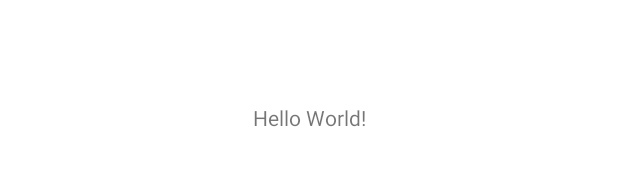
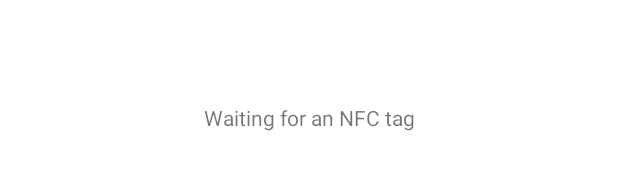
Before and after one commit to hobber89/androidNFCHandler, an Android app: the layout activity_main.xml on its own in the app's theme, with its tools: preview values and no code run, on a phone screen of 412 x 824 dp. Shown: the part 501-671 px from the top of the screen. Run offline under Robolectric (Android 15) with nearby library versions, the phone set to English and light mode, and no system bars.

Commit message:
MainActivity: added code to detect NFC tags.

```diff
--- a/app/src/main/res/layout/activity_main.xml
+++ b/app/src/main/res/layout/activity_main.xml
@@ -7,9 +7,11 @@
     tools:context=".MainActivity">
 
     <TextView
-        android:layout_width="wrap_content"
+        android:id="@+id/messageTextView"
+        android:layout_width="match_parent"
         android:layout_height="wrap_content"
-        android:text="Hello World!"
+        android:text="@string/waitingForTag"
+        android:textAlignment="center"
         app:layout_constraintBottom_toBottomOf="parent"
         app:layout_constraintEnd_toEndOf="parent"
         app:layout_constraintStart_toStartOf="parent"
--- a/app/src/main/res/values/strings.xml
+++ b/app/src/main/res/values/strings.xml
@@ -1,3 +1,6 @@
 <resources>
     <string name="app_name">androidNFCHandler</string>
+    <string name="errorMessage">An error occured: </string>
+    <string name="tagWasDetected">An NFC tag was detected 🙂</string>
+    <string name="waitingForTag">Waiting for an NFC tag</string>
 </resources>
```
Also changed, not shown: app/src/main/java/com/hobber89/androidnfchandler/MainActivity.java (+42 -0 lines).
